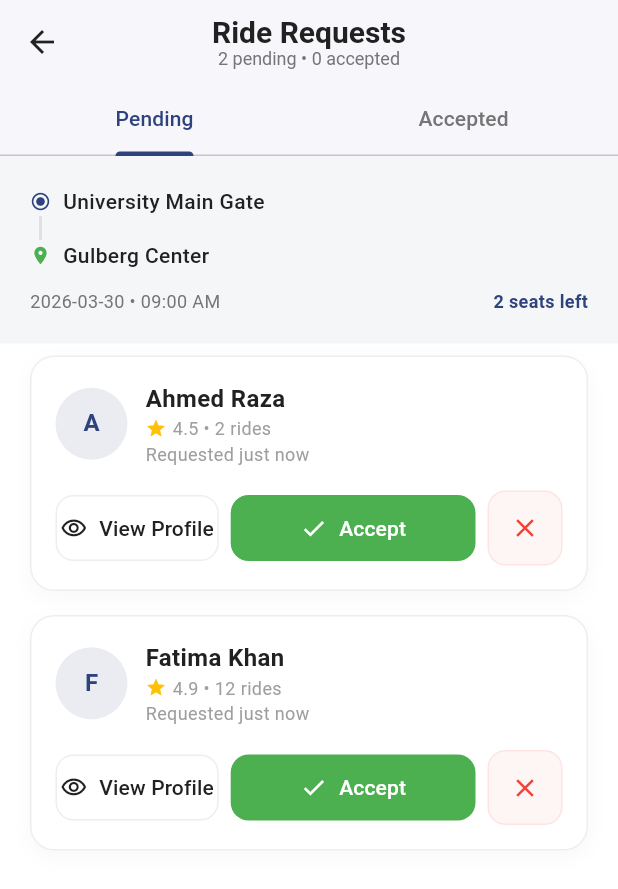
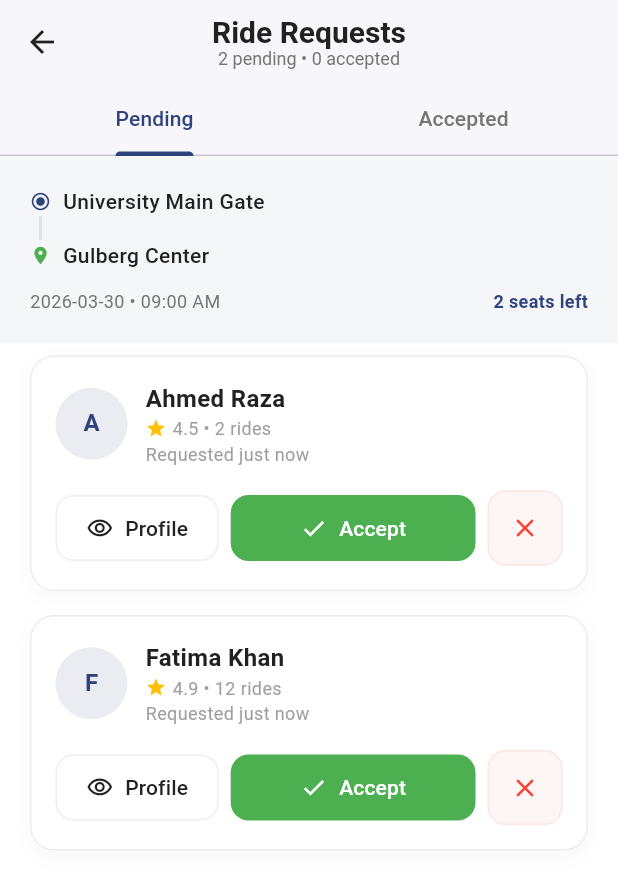
Before and after one commit to Asad-Farooq4421/comsastscarpool, a Flutter app: the RideRequestsInboxScreen screen opened directly with sample values from the repository, on a phone screen of 412 x 824 dp. Shown: the top 889 px of the screen. Run offline on Flutter 3.47's test engine with Material 3 defaults, Android fonts, the phone set to English and light mode, and no system bars.

Commit message:
button text aligned

```diff
--- a/lib/screens/driver/ride_requests_inbox_screen.dart
+++ b/lib/screens/driver/ride_requests_inbox_screen.dart
@@ -262,7 +262,7 @@ class _RideRequestsInboxScreenState extends State<RideRequestsInboxScreen>
                 child: OutlinedButton.icon(
                   onPressed: () => _showPassengerProfile(userData),
                   icon: const Icon(Icons.visibility_outlined, size: 18),
-                  label: const Text('View Profile'),
+                  label: const Text('Profile'),
                   style: OutlinedButton.styleFrom(
                     foregroundColor: AppColors.textPrimary,
                     side: BorderSide(color: Colors.grey.shade200),
```
